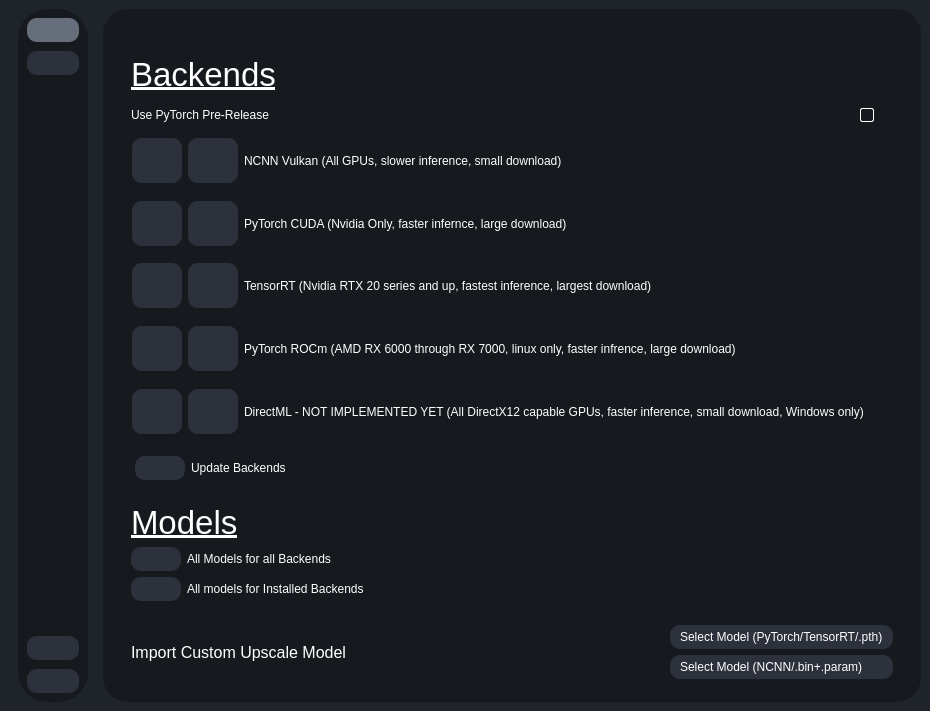
First picture: the form in testRVEInterface.ui, repository gokulmc/enhance_crop, before the edit.
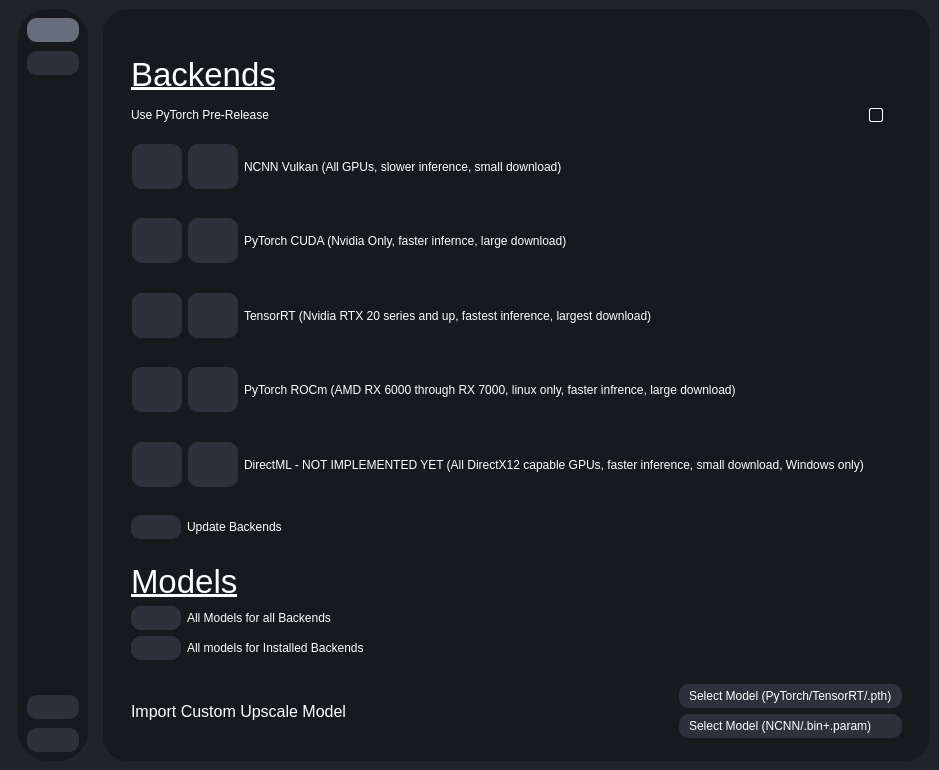
Second picture: the form after the edit. Icons and pictures are not drawn.

Commit message: add OK button to regular QT popup

```diff
--- a/testRVEInterface.ui
+++ b/testRVEInterface.ui
@@ -5,8 +5,8 @@
    <rect>
     <x>0</x>
     <y>0</y>
-    <width>0</width>
-    <height>0</height>
+    <width>939</width>
+    <height>770</height>
    </rect>
   </property>
   <property name="sizePolicy">
@@ -4607,7 +4607,7 @@
                       <x>0</x>
                       <y>0</y>
                       <width>870</width>
-                      <height>251</height>
+                      <height>278</height>
                      </rect>
                     </property>
                     <layout class="QVBoxLayout" name="verticalLayout_13">
@@ -5046,7 +5046,7 @@
                   <widget class="QWidget" name="backendUpdaterContainer" native="true">
                    <layout class="QHBoxLayout" name="horizontalLayout_41">
                     <property name="leftMargin">
-                     <number>4</number>
+                     <number>0</number>
                     </property>
                     <property name="topMargin">
                      <number>9</number>
```
Left out of the diff: 243 changed lines with no effect on the pictures. The commit also changes 1 other file.
